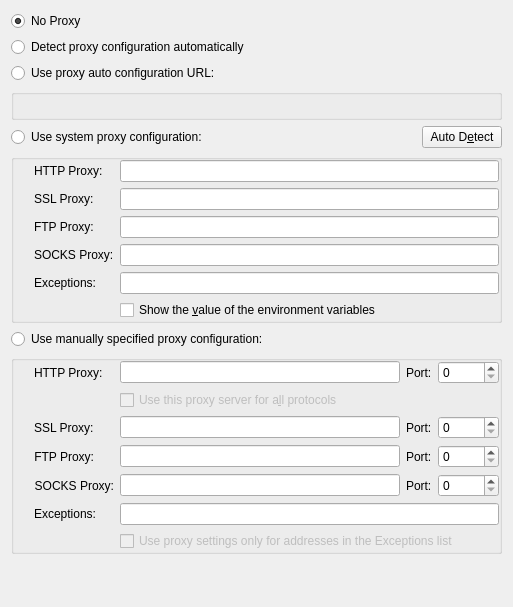
fluxer/kde-baseapps, file settings/kio/kproxydlg.ui: the form before one commit.
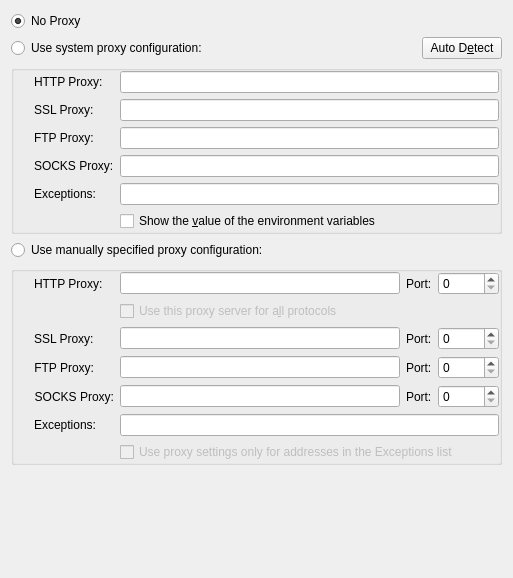
The form after the commit. Custom widgets are drawn as their Qt base class.

Commit message: settings: update proxy configuration user interface

```diff
--- a/settings/kio/kproxydlg.ui
+++ b/settings/kio/kproxydlg.ui
@@ -7,7 +7,7 @@
     <x>0</x>
     <y>0</y>
     <width>513</width>
-    <height>567</height>
+    <height>578</height>
    </rect>
   </property>
   <property name="whatsThis">
@@ -20,334 +20,7 @@
 &lt;/qt&gt;</string>
   </property>
   <layout class="QGridLayout" name="gridLayout">
-   <item row="0" column="0">
-    <widget class="QRadioButton" name="noProxyRadioButton">
-     <property name="whatsThis">
-      <string>Connect to the Internet directly.</string>
-     </property>
-     <property name="text">
-      <string>No Proxy</string>
-     </property>
-     <property name="checked">
-      <bool>true</bool>
-     </property>
-    </widget>
-   </item>
-   <item row="1" column="0" colspan="2">
-    <widget class="QRadioButton" name="autoDiscoverProxyRadioButton">
-     <property name="enabled">
-      <bool>true</bool>
-     </property>
-     <property name="whatsThis">
-      <string>&lt;qt&gt;
-Automatically detect and configure the proxy settings.&lt;p&gt;
-Automatic detection is performed using the &lt;b&gt;Web Proxy Auto-Discovery Protocol (WPAD)&lt;/b&gt;.&lt;p&gt;
-&lt;b&gt;NOTE:&lt;/b&gt; This option might not work properly or not work at all in some UNIX/Linux distributions. If you encounter a problem when using this option, please check the FAQ section at http://konqueror.kde.org.
-&lt;/qt&gt;</string>
-     </property>
-     <property name="text">
-      <string>Detect proxy configuration automatically</string>
-     </property>
-    </widget>
-   </item>
-   <item row="2" column="0" colspan="2">
-    <widget class="QRadioButton" name="autoScriptProxyRadioButton">
-     <property name="enabled">
-      <bool>true</bool>
-     </property>
-     <property name="whatsThis">
-      <string>Use the specified proxy script to configure the proxy settings.</string>
-     </property>
-     <property name="text">
-      <string>Use proxy auto configuration URL:</string>
-     </property>
-    </widget>
-   </item>
-   <item row="3" column="0" colspan="4">
-    <widget class="QGroupBox" name="proxyConfigScriptGroupBox">
-     <property name="flat">
-      <bool>true</bool>
-     </property>
-     <layout class="QVBoxLayout" name="verticalLayout_2">
-      <property name="leftMargin">
-       <number>20</number>
-      </property>
-      <property name="topMargin">
-       <number>0</number>
-      </property>
-      <property name="rightMargin">
-       <number>0</number>
-      </property>
-      <property name="bottomMargin">
-       <number>0</number>
-      </property>
-      <item>
-       <widget class="KUrlRequester" name="proxyScriptUrlRequester">
-        <property name="sizePolicy">
-         <sizepolicy hsizetype="Expanding" vsizetype="Preferred">
-          <horstretch>0</horstretch>
-          <verstretch>0</verstretch>
-         </sizepolicy>
-        </property>
-        <property name="whatsThis">
-         <string>Enter the address for the proxy configuration script.</string>
-        </property>
-       </widget>
-      </item>
-     </layout>
-    </widget>
-   </item>
-   <item row="4" column="0">
-    <widget class="QRadioButton" name="systemProxyRadioButton">
-     <property name="enabled">
-      <bool>true</bool>
-     </property>
-     <property name="sizePolicy">
-      <sizepolicy hsizetype="MinimumExpanding" vsizetype="Fixed">
-       <horstretch>0</horstretch>
-       <verstretch>0</verstretch>
-      </sizepolicy>
-     </property>
-     <property name="whatsThis">
-      <string>&lt;qt&gt;&lt;p&gt;Use proxy settings defined on the system.&lt;/p&gt;
-&lt;p&gt;Some platforms offer system wide proxy configuration information and selecting this option allows you to use those settings.&lt;/p&gt;
-&lt;p&gt;On Mac platforms&lt;/p&gt;
-&lt;p&gt;On Windows platforms&lt;/p&gt;
-&lt;p&gt;On Unix and Linux platforms, such system proxy settings are usually defined through environment variables. The following environment variables are detected and used when present: &lt;b&gt;HTTP_PROXY&lt;/b&gt;, &lt;b&gt;HTTPS_PROXY&lt;/b&gt;, &lt;b&gt;FTP_PROXY&lt;/b&gt;, &lt;b&gt;NO_PROXY&lt;/b&gt;.&lt;/p&gt;
-&lt;/qt&gt;</string>
-     </property>
-     <property name="text">
-      <string>Use system proxy configuration:</string>
-     </property>
-    </widget>
-   </item>
-   <item row="4" column="3">
-    <widget class="QPushButton" name="autoDetectButton">
-     <property name="whatsThis">
-      <string>&lt;qt&gt;Attempt automatic discovery of the environment variables used for setting system wide proxy information.&lt;p&gt; This feature works by searching for commonly used variable names such as HTTP_PROXY, FTP_PROXY and NO_PROXY.&lt;/qt&gt;</string>
-     </property>
-     <property name="text">
-      <string>Auto D&amp;etect</string>
-     </property>
-    </widget>
-   </item>
-   <item row="5" column="0" colspan="4">
-    <widget class="QGroupBox" name="systemProxyGroupBox">
-     <property name="flat">
-      <bool>true</bool>
-     </property>
-     <layout class="QFormLayout" name="formLayout_2">
-      <property name="leftMargin">
-       <number>20</number>
-      </property>
-      <property name="topMargin">
-       <number>0</number>
-      </property>
-      <property name="rightMargin">
-       <number>0</number>
-      </property>
-      <property name="bottomMargin">
-       <number>0</number>
-      </property>
-      <item row="0" column="0">
-       <widget class="QLabel" name="systemProxyHttpLabel">
-        <property name="whatsThis">
-         <string>&lt;qt&gt;
-Enter the name of the environment variable, e.g. &lt;b&gt;HTTP_PROXY&lt;/b&gt;, used to store the address of the HTTP proxy server.&lt;p&gt;
-Alternatively, you can click on the &lt;b&gt;&quot;Auto Detect&quot;&lt;/b&gt; button to attempt automatic discovery of this variable.&lt;/p&gt;
-&lt;/qt&gt;</string>
-        </property>
-        <property name="text">
-         <string>HTTP Proxy:</string>
-        </property>
-        <property name="wordWrap">
-         <bool>false</bool>
-        </property>
-        <property name="buddy">
-         <cstring>systemProxyHttpEdit</cstring>
-        </property>
-       </widget>
-      </item>
-      <item row="0" column="1">
-       <widget class="KLineEdit" name="systemProxyHttpEdit">
-        <property name="sizePolicy">
-         <sizepolicy hsizetype="Expanding" vsizetype="Fixed">
-          <horstretch>0</horstretch>
-          <verstretch>0</verstretch>
-         </sizepolicy>
-        </property>
-        <property name="whatsThis">
-         <string>&lt;qt&gt;
-Enter the name of the environment variable, e.g. &lt;b&gt;HTTP_PROXY&lt;/b&gt;, used to store the address of the HTTP proxy server.&lt;p&gt;
-Alternatively, you can click on the &lt;b&gt;&quot;Auto Detect&quot;&lt;/b&gt; button to attempt automatic discovery of this variable.&lt;/p&gt;
-&lt;/qt&gt;</string>
-        </property>
-       </widget>
-      </item>
-      <item row="1" column="0">
-       <widget class="QLabel" name="systemProxyHttpsLabel">
-        <property name="whatsThis">
-         <string>&lt;qt&gt;
-Enter the name of the environment variable, e.g. &lt;b&gt;HTTPS_PROXY&lt;/b&gt;, used to store the address of the HTTPS proxy server.&lt;p&gt;
-Alternatively, you can click on the &lt;b&gt;&quot;Auto Detect&quot;&lt;/b&gt; button to attempt an automatic discovery of this variable.&lt;/p&gt;
-&lt;/qt&gt;</string>
-        </property>
-        <property name="text">
-         <string>SSL Proxy:</string>
-        </property>
-        <property name="wordWrap">
-         <bool>false</bool>
-        </property>
-        <property name="buddy">
-         <cstring>systemProxyHttpsEdit</cstring>
-        </property>
-       </widget>
-      </item>
-      <item row="1" column="1">
-       <widget class="KLineEdit" name="systemProxyHttpsEdit">
-        <property name="sizePolicy">
-         <sizepolicy hsizetype="Expanding" vsizetype="Fixed">
-          <horstretch>0</horstretch>
-          <verstretch>0</verstretch>
-         </sizepolicy>
-        </property>
-        <property name="whatsThis">
-         <string>&lt;qt&gt;
-Enter the name of the environment variable, e.g. &lt;b&gt;HTTPS_PROXY&lt;/b&gt;, used to store the address of the HTTPS proxy server.&lt;p&gt;
-Alternatively, you can click on the &lt;b&gt;&quot;Auto Detect&quot;&lt;/b&gt; button to attempt an automatic discovery of this variable.&lt;/p&gt;
-&lt;/qt&gt;</string>
-        </property>
-       </widget>
-      </item>
-      <item row="2" column="0">
-       <widget class="QLabel" name="systemProxyFtpLabel">
-        <property name="whatsThis">
-         <string>&lt;qt&gt;
-Enter the name of the environment variable, e.g. &lt;b&gt;FTP_PROXY&lt;/b&gt;, used to store the address of the FTP proxy server.&lt;p&gt;
-Alternatively, you can click on the &lt;b&gt;&quot;Auto Detect&quot;&lt;/b&gt; button to attempt an automatic discovery of this variable.&lt;/p&gt;
-&lt;/qt&gt;</string>
-        </property>
-        <property name="text">
-         <string>FTP Proxy:</string>
-        </property>
-        <property name="wordWrap">
-         <bool>false</bool>
-        </property>
-        <property name="buddy">
-         <cstring>systemProxyFtpEdit</cstring>
-        </property>
-       </widget>
-      </item>
-      <item row="2" column="1">
-       <widget class="KLineEdit" name="systemProxyFtpEdit">
-        <property name="sizePolicy">
-         <sizepolicy hsizetype="Expanding" vsizetype="Fixed">
-          <horstretch>0</horstretch>
-          <verstretch>0</verstretch>
-         </sizepolicy>
-        </property>
-        <property name="whatsThis">
-         <string>&lt;qt&gt;
-Enter the name of the environment variable, e.g. &lt;b&gt;FTP_PROXY&lt;/b&gt;, used to store the address of the FTP proxy server.&lt;p&gt;
-Alternatively, you can click on the &lt;b&gt;&quot;Auto Detect&quot;&lt;/b&gt; button to attempt an automatic discovery of this variable.&lt;/p&gt;
-&lt;/qt&gt;</string>
-        </property>
-       </widget>
-      </item>
-      <item row="3" column="0">
-       <widget class="QLabel" name="systemProxySocksLabel">
-        <property name="whatsThis">
-         <string>&lt;qt&gt;
-Enter the name of the environment variable, e.g. &lt;b&gt;SOCKS_PROXY&lt;/b&gt;, used to store the address of the SOCKS proxy server.&lt;p&gt;
-Alternatively, you can click on the &lt;b&gt;&quot;Auto Detect&quot;&lt;/b&gt; button to attempt an automatic discovery of this variable.&lt;/p&gt;
-&lt;/qt&gt;</string>
-        </property>
-        <property name="text">
-         <string>SOCKS Proxy:</string>
-        </property>
-        <property name="wordWrap">
-         <bool>false</bool>
-        </property>
-        <property name="buddy">
-         <cstring>systemProxySocksEdit</cstring>
-        </property>
-       </widget>
-      </item>
-      <item row="3" column="1">
-       <widget class="KLineEdit" name="systemProxySocksEdit">
-        <property name="sizePolicy">
-         <sizepolicy hsizetype="Expanding" vsizetype="Fixed">
-          <horstretch>0</horstretch>
-          <verstretch>0</verstretch>
-         </sizepolicy>
-        </property>
-        <property name="whatsThis">
-         <string>&lt;qt&gt;Enter the name of the environment variable, e.g. &lt;b&gt;SOCKS_PROXY&lt;/b&gt;, used to store the address of the SOCKS proxy server.&lt;p&gt;Alternatively, you can click on the &lt;b&gt;&amp;quot;Auto Detect&amp;quot;&lt;/b&gt; button to attempt an automatic discovery of this variable.&lt;/p&gt;&lt;/qt&gt;</string>
-        </property>
-       </widget>
-      </item>
-      <item row="4" column="0">
-       <widget class="QLabel" name="sysNoProxyLabel">
-        <property name="whatsThis">
-         <string>&lt;qt&gt;
-Enter the environment variable, e.g. &lt;b&gt;NO_PROXY&lt;/b&gt;, used to store the addresses of sites for which the proxy server should not be used.&lt;p&gt;
-Alternatively, you can click on the &lt;b&gt;&quot;Auto Detect&quot;&lt;/b&gt; button to attempt an automatic discovery of this variable.
-&lt;/qt&gt;</string>
-        </property>
-        <property name="text">
-         <string>Exceptions:</string>
-        </property>
-        <property name="wordWrap">
-         <bool>false</bool>
-        </property>
-        <property name="buddy">
-         <cstring>systemNoProxyEdit</cstring>
-        </property>
-       </widget>
-      </item>
-      <item row="4" column="1">
-       <widget class="KLineEdit" name="systemNoProxyEdit">
-        <property name="sizePolicy">
-         <sizepolicy hsizetype="Expanding" vsizetype="Fixed">
-          <horstretch>0</horstretch>
-          <verstretch>0</verstretch>
-         </sizepolicy>
-        </property>
-        <property name="whatsThis">
-         <string>&lt;qt&gt;Enter the environment variable, e.g. &lt;b&gt;NO_PROXY&lt;/b&gt;, used to store the addresses of sites for which the above proxy settings should not be used.&lt;p&gt;Alternatively, you can click on the &lt;b&gt;&amp;quot;Auto Detect&amp;quot;&lt;/b&gt; button to attempt an automatic discovery of this variable.&lt;/p&gt;&lt;/qt&gt;</string>
-        </property>
-       </widget>
-      </item>
-      <item row="5" column="1">
-       <widget class="QCheckBox" name="showEnvValueCheckBox">
-        <property name="text">
-         <string>Show the &amp;value of the environment variables</string>
-        </property>
-       </widget>
-      </item>
-     </layout>
-    </widget>
-   </item>
-   <item row="6" column="0" colspan="2">
-    <widget class="QRadioButton" name="manualProxyRadioButton">
-     <property name="enabled">
-      <bool>true</bool>
-     </property>
-     <property name="sizePolicy">
-      <sizepolicy hsizetype="MinimumExpanding" vsizetype="Fixed">
-       <horstretch>0</horstretch>
-       <verstretch>0</verstretch>
-      </sizepolicy>
-     </property>
-     <property name="whatsThis">
-      <string>Manually enter proxy server configuration information.</string>
-     </property>
-     <property name="text">
-      <string>Use manually specified proxy configuration:</string>
-     </property>
-    </widget>
-   </item>
-   <item row="7" column="0" colspan="4">
+   <item row="4" column="0" colspan="4">
     <widget class="QGroupBox" name="manualProxyGroupBox">
      <property name="title">
       <string/>
@@ -646,7 +319,7 @@
      </layout>
     </widget>
    </item>
-   <item row="8" column="2">
+   <item row="5" column="2">
     <spacer name="verticalSpacer">
      <property name="orientation">
       <enum>Qt::Vertical</enum>
@@ -662,6 +335,269 @@
      </property>
     </spacer>
    </item>
+   <item row="1" column="3">
+    <widget class="QPushButton" name="autoDetectButton">
+     <property name="whatsThis">
+      <string>&lt;qt&gt;Attempt automatic discovery of the environment variables used for setting system wide proxy information.&lt;p&gt; This feature works by searching for commonly used variable names such as HTTP_PROXY, FTP_PROXY and NO_PROXY.&lt;/qt&gt;</string>
+     </property>
+     <property name="text">
+      <string>Auto D&amp;etect</string>
+     </property>
+    </widget>
+   </item>
+   <item row="1" column="0">
+    <widget class="QRadioButton" name="systemProxyRadioButton">
+     <property name="enabled">
+      <bool>true</bool>
+     </property>
+     <property name="sizePolicy">
+      <sizepolicy hsizetype="MinimumExpanding" vsizetype="Fixed">
+       <horstretch>0</horstretch>
+       <verstretch>0</verstretch>
+      </sizepolicy>
+     </property>
+     <property name="whatsThis">
+      <string>&lt;qt&gt;&lt;p&gt;Use proxy settings defined on the system.&lt;/p&gt;
+&lt;p&gt;Some platforms offer system wide proxy configuration information and selecting this option allows you to use those settings.&lt;/p&gt;
+&lt;p&gt;On Mac platforms&lt;/p&gt;
+&lt;p&gt;On Windows platforms&lt;/p&gt;
+&lt;p&gt;On Unix and Linux platforms, such system proxy settings are usually defined through environment variables. The following environment variables are detected and used when present: &lt;b&gt;HTTP_PROXY&lt;/b&gt;, &lt;b&gt;HTTPS_PROXY&lt;/b&gt;, &lt;b&gt;FTP_PROXY&lt;/b&gt;, &lt;b&gt;NO_PROXY&lt;/b&gt;.&lt;/p&gt;
+&lt;/qt&gt;</string>
+     </property>
+     <property name="text">
+      <string>Use system proxy configuration:</string>
+     </property>
+    </widget>
+   </item>
+   <item row="3" column="0" colspan="2">
+    <widget class="QRadioButton" name="manualProxyRadioButton">
+     <property name="enabled">
+      <bool>true</bool>
+     </property>
+     <property name="sizePolicy">
+      <sizepolicy hsizetype="MinimumExpanding" vsizetype="Fixed">
+       <horstretch>0</horstretch>
+       <verstretch>0</verstretch>
+      </sizepolicy>
+     </property>
+     <property name="whatsThis">
+      <string>Manually enter proxy server configuration information.</string>
+     </property>
+     <property name="text">
+      <string>Use manually specified proxy configuration:</string>
+     </property>
+    </widget>
+   </item>
+   <item row="2" column="0" colspan="4">
+    <widget class="QGroupBox" name="systemProxyGroupBox">
+     <property name="flat">
+      <bool>true</bool>
+     </property>
+     <layout class="QFormLayout" name="formLayout_2">
+      <property name="leftMargin">
+       <number>20</number>
+      </property>
+      <property name="topMargin">
+       <number>0</number>
+      </property>
+      <property name="rightMargin">
+       <number>0</number>
+      </property>
+      <property name="bottomMargin">
+       <number>0</number>
+      </property>
+      <item row="0" column="0">
+       <widget class="QLabel" name="systemProxyHttpLabel">
+        <property name="whatsThis">
+         <string>&lt;qt&gt;
+Enter the name of the environment variable, e.g. &lt;b&gt;HTTP_PROXY&lt;/b&gt;, used to store the address of the HTTP proxy server.&lt;p&gt;
+Alternatively, you can click on the &lt;b&gt;&quot;Auto Detect&quot;&lt;/b&gt; button to attempt automatic discovery of this variable.&lt;/p&gt;
+&lt;/qt&gt;</string>
+        </property>
+        <property name="text">
+         <string>HTTP Proxy:</string>
+        </property>
+        <property name="wordWrap">
+         <bool>false</bool>
+        </property>
+        <property name="buddy">
+         <cstring>systemProxyHttpEdit</cstring>
+        </property>
+       </widget>
+      </item>
+      <item row="0" column="1">
+       <widget class="KLineEdit" name="systemProxyHttpEdit">
+        <property name="sizePolicy">
+         <sizepolicy hsizetype="Expanding" vsizetype="Fixed">
+          <horstretch>0</horstretch>
+          <verstretch>0</verstretch>
+         </sizepolicy>
+        </property>
+        <property name="whatsThis">
+         <string>&lt;qt&gt;
+Enter the name of the environment variable, e.g. &lt;b&gt;HTTP_PROXY&lt;/b&gt;, used to store the address of the HTTP proxy server.&lt;p&gt;
+Alternatively, you can click on the &lt;b&gt;&quot;Auto Detect&quot;&lt;/b&gt; button to attempt automatic discovery of this variable.&lt;/p&gt;
+&lt;/qt&gt;</string>
+        </property>
+       </widget>
+      </item>
+      <item row="1" column="0">
+       <widget class="QLabel" name="systemProxyHttpsLabel">
+        <property name="whatsThis">
+         <string>&lt;qt&gt;
+Enter the name of the environment variable, e.g. &lt;b&gt;HTTPS_PROXY&lt;/b&gt;, used to store the address of the HTTPS proxy server.&lt;p&gt;
+Alternatively, you can click on the &lt;b&gt;&quot;Auto Detect&quot;&lt;/b&gt; button to attempt an automatic discovery of this variable.&lt;/p&gt;
+&lt;/qt&gt;</string>
+        </property>
+        <property name="text">
+         <string>SSL Proxy:</string>
+        </property>
+        <property name="wordWrap">
+         <bool>false</bool>
+        </property>
+        <property name="buddy">
+         <cstring>systemProxyHttpsEdit</cstring>
+        </property>
+       </widget>
+      </item>
+      <item row="1" column="1">
+       <widget class="KLineEdit" name="systemProxyHttpsEdit">
+        <property name="sizePolicy">
+         <sizepolicy hsizetype="Expanding" vsizetype="Fixed">
+          <horstretch>0</horstretch>
+          <verstretch>0</verstretch>
+         </sizepolicy>
+        </property>
+        <property name="whatsThis">
+         <string>&lt;qt&gt;
+Enter the name of the environment variable, e.g. &lt;b&gt;HTTPS_PROXY&lt;/b&gt;, used to store the address of the HTTPS proxy server.&lt;p&gt;
+Alternatively, you can click on the &lt;b&gt;&quot;Auto Detect&quot;&lt;/b&gt; button to attempt an automatic discovery of this variable.&lt;/p&gt;
+&lt;/qt&gt;</string>
+        </property>
+       </widget>
+      </item>
+      <item row="2" column="0">
+       <widget class="QLabel" name="systemProxyFtpLabel">
+        <property name="whatsThis">
+         <string>&lt;qt&gt;
+Enter the name of the environment variable, e.g. &lt;b&gt;FTP_PROXY&lt;/b&gt;, used to store the address of the FTP proxy server.&lt;p&gt;
+Alternatively, you can click on the &lt;b&gt;&quot;Auto Detect&quot;&lt;/b&gt; button to attempt an automatic discovery of this variable.&lt;/p&gt;
+&lt;/qt&gt;</string>
+        </property>
+        <property name="text">
+         <string>FTP Proxy:</string>
+        </property>
+        <property name="wordWrap">
+         <bool>false</bool>
+        </property>
+        <property name="buddy">
+         <cstring>systemProxyFtpEdit</cstring>
+        </property>
+       </widget>
+      </item>
+      <item row="2" column="1">
+       <widget class="KLineEdit" name="systemProxyFtpEdit">
+        <property name="sizePolicy">
+         <sizepolicy hsizetype="Expanding" vsizetype="Fixed">
+          <horstretch>0</horstretch>
+          <verstretch>0</verstretch>
+         </sizepolicy>
+        </property>
+        <property name="whatsThis">
+         <string>&lt;qt&gt;
+Enter the name of the environment variable, e.g. &lt;b&gt;FTP_PROXY&lt;/b&gt;, used to store the address of the FTP proxy server.&lt;p&gt;
+Alternatively, you can click on the &lt;b&gt;&quot;Auto Detect&quot;&lt;/b&gt; button to attempt an automatic discovery of this variable.&lt;/p&gt;
+&lt;/qt&gt;</string>
+        </property>
+       </widget>
+      </item>
+      <item row="3" column="0">
+       <widget class="QLabel" name="systemProxySocksLabel">
+        <property name="whatsThis">
+         <string>&lt;qt&gt;
+Enter the name of the environment variable, e.g. &lt;b&gt;SOCKS_PROXY&lt;/b&gt;, used to store the address of the SOCKS proxy server.&lt;p&gt;
+Alternatively, you can click on the &lt;b&gt;&quot;Auto Detect&quot;&lt;/b&gt; button to attempt an automatic discovery of this variable.&lt;/p&gt;
+&lt;/qt&gt;</string>
+        </property>
+        <property name="text">
+         <string>SOCKS Proxy:</string>
+        </property>
+        <property name="wordWrap">
+         <bool>false</bool>
+        </property>
+        <property name="buddy">
+         <cstring>systemProxySocksEdit</cstring>
+        </property>
+       </widget>
+      </item>
+      <item row="3" column="1">
+       <widget class="KLineEdit" name="systemProxySocksEdit">
+        <property name="sizePolicy">
+         <sizepolicy hsizetype="Expanding" vsizetype="Fixed">
+          <horstretch>0</horstretch>
+          <verstretch>0</verstretch>
+         </sizepolicy>
+        </property>
+        <property name="whatsThis">
+         <string>&lt;qt&gt;Enter the name of the environment variable, e.g. &lt;b&gt;SOCKS_PROXY&lt;/b&gt;, used to store the address of the SOCKS proxy server.&lt;p&gt;Alternatively, you can click on the &lt;b&gt;&amp;quot;Auto Detect&amp;quot;&lt;/b&gt; button to attempt an automatic discovery of this variable.&lt;/p&gt;&lt;/qt&gt;</string>
+        </property>
+       </widget>
+      </item>
+      <item row="4" column="0">
+       <widget class="QLabel" name="sysNoProxyLabel">
+        <property name="whatsThis">
+         <string>&lt;qt&gt;
+Enter the environment variable, e.g. &lt;b&gt;NO_PROXY&lt;/b&gt;, used to store the addresses of sites for which the proxy server should not be used.&lt;p&gt;
+Alternatively, you can click on the &lt;b&gt;&quot;Auto Detect&quot;&lt;/b&gt; button to attempt an automatic discovery of this variable.
+&lt;/qt&gt;</string>
+        </property>
+        <property name="text">
+         <string>Exceptions:</string>
+        </property>
+        <property name="wordWrap">
+         <bool>false</bool>
+        </property>
+        <property name="buddy">
+         <cstring>systemNoProxyEdit</cstring>
+        </property>
+       </widget>
+      </item>
+      <item row="4" column="1">
+       <widget class="KLineEdit" name="systemNoProxyEdit">
+        <property name="sizePolicy">
+         <sizepolicy hsizetype="Expanding" vsizetype="Fixed">
+          <horstretch>0</horstretch>
+          <verstretch>0</verstretch>
+         </sizepolicy>
+        </property>
+        <property name="whatsThis">
+         <string>&lt;qt&gt;Enter the environment variable, e.g. &lt;b&gt;NO_PROXY&lt;/b&gt;, used to store the addresses of sites for which the above proxy settings should not be used.&lt;p&gt;Alternatively, you can click on the &lt;b&gt;&amp;quot;Auto Detect&amp;quot;&lt;/b&gt; button to attempt an automatic discovery of this variable.&lt;/p&gt;&lt;/qt&gt;</string>
+        </property>
+       </widget>
+      </item>
+      <item row="5" column="1">
+       <widget class="QCheckBox" name="showEnvValueCheckBox">
+        <property name="text">
+         <string>Show the &amp;value of the environment variables</string>
+        </property>
+       </widget>
+      </item>
+     </layout>
+    </widget>
+   </item>
+   <item row="0" column="0">
+    <widget class="QRadioButton" name="noProxyRadioButton">
+     <property name="whatsThis">
+      <string>Connect to the Internet directly.</string>
+     </property>
+     <property name="text">
+      <string>No Proxy</string>
+     </property>
+     <property name="checked">
+      <bool>true</bool>
+     </property>
+    </widget>
+   </item>
   </layout>
  </widget>
  <customwidgets>
@@ -675,12 +611,6 @@
    <extends>QSpinBox</extends>
    <header>knuminput.h</header>
   </customwidget>
-  <customwidget>
-   <class>KUrlRequester</class>
-   <extends>QFrame</extends>
-   <header>kurlrequester.h</header>
-   <container>1</container>
-  </customwidget>
  </customwidgets>
  <tabstops>
   <tabstop>noProxyRadioButton</tabstop>
```
Left out of the diff: 19 changed lines with no effect on the pictures. The commit also changes 3 other files.
